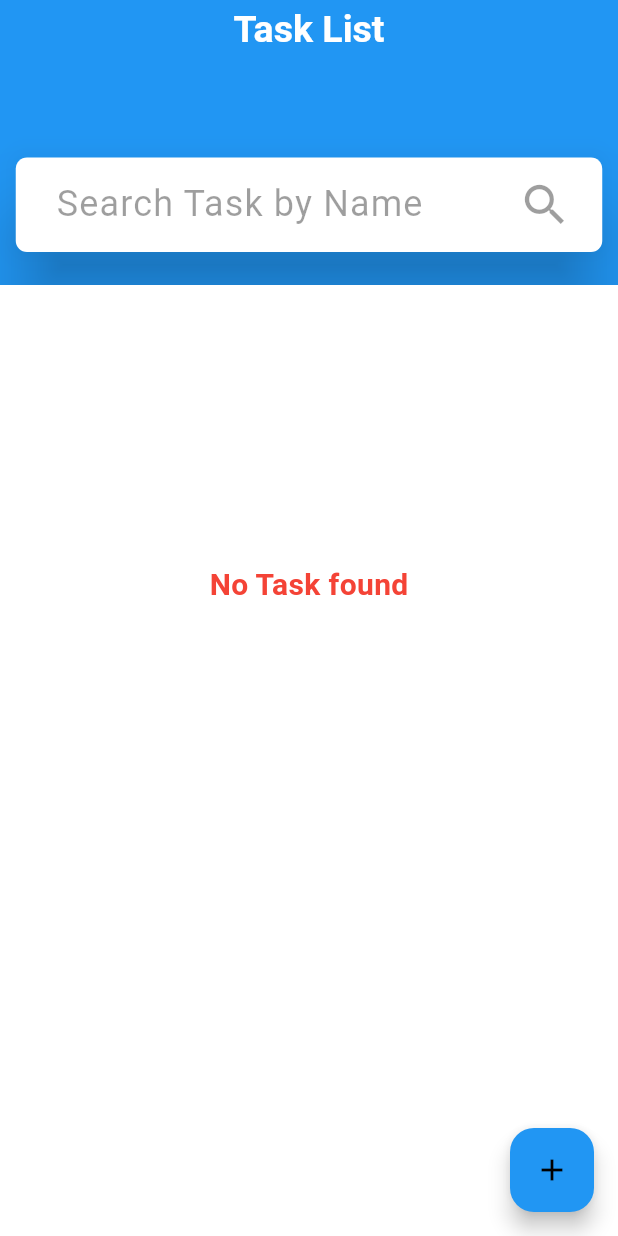
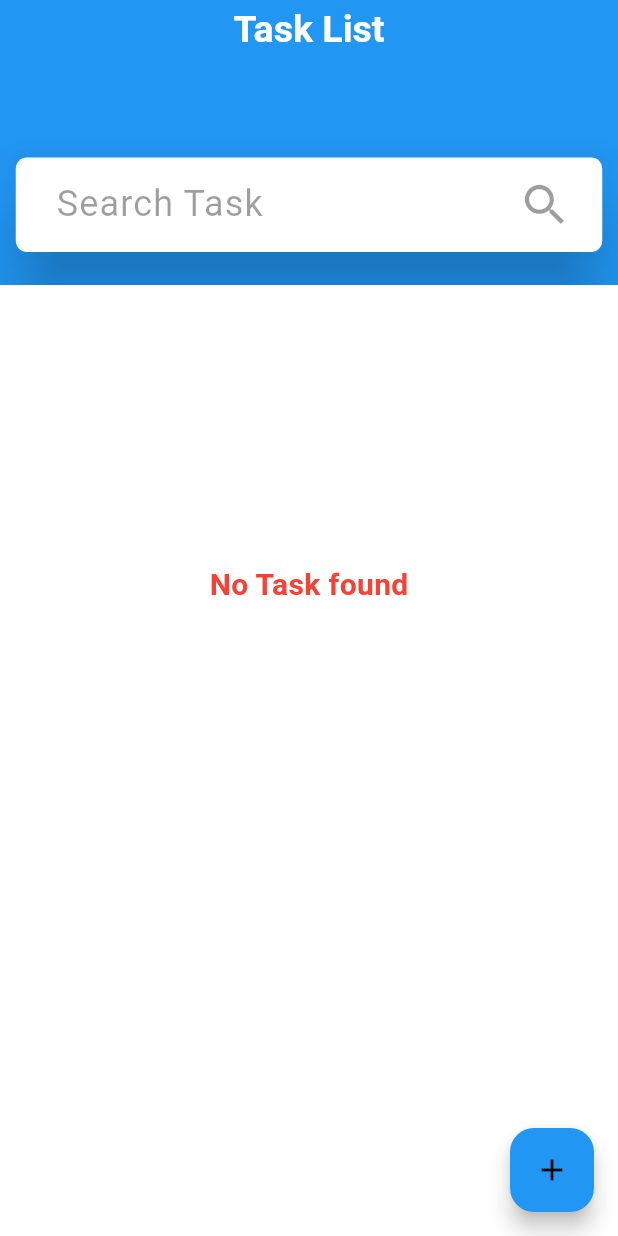
Before and after one commit to Zianur-6am/SQFlite-CRUD, a Flutter app: the screen it shows after launch, on a phone screen of 412 x 824 dp. Run offline on Flutter 3.47's test engine with Material 3 defaults, Android fonts, the phone set to English and light mode, and no system bars; our stand-ins replace get, sqflite; accounts and stored records are empty.

Commit message:
Refac: few simple refactoring done

```diff
--- a/lib/features/home/screen/home.dart
+++ b/lib/features/home/screen/home.dart
@@ -34,6 +34,7 @@ class _HomePageState extends State<HomePage> {
         body: Obx(() {
           // print('==============>${taskController.taskList.length}');
           return CustomScrollView(
+            shrinkWrap: true,
             slivers: [
               SliverAppBar(
                 backgroundColor: Colors.blue,
@@ -69,8 +70,8 @@ class _HomePageState extends State<HomePage> {
                                 child: TextField(
                                   textInputAction: TextInputAction.go,
                                   onChanged: taskController.filterTaskByName,
-                                  decoration: const InputDecoration(
-                                    hintText: "Search Task by Name",
+                                  decoration: InputDecoration(
+                                    hintText: "search_task".tr,
                                     hintStyle: TextStyle(color: Colors.black38),
                                     border: InputBorder.none,
                                   ),
--- a/lib/internationalization/messages.dart
+++ b/lib/internationalization/messages.dart
@@ -14,6 +14,7 @@ class Messages extends Translations{
       'no_task' : 'No Task found',
       'update_task' : 'Update Task',
       'add_task' : 'Add Task',
+      'search_task' : 'Search Task',
     }
   };
 
```
